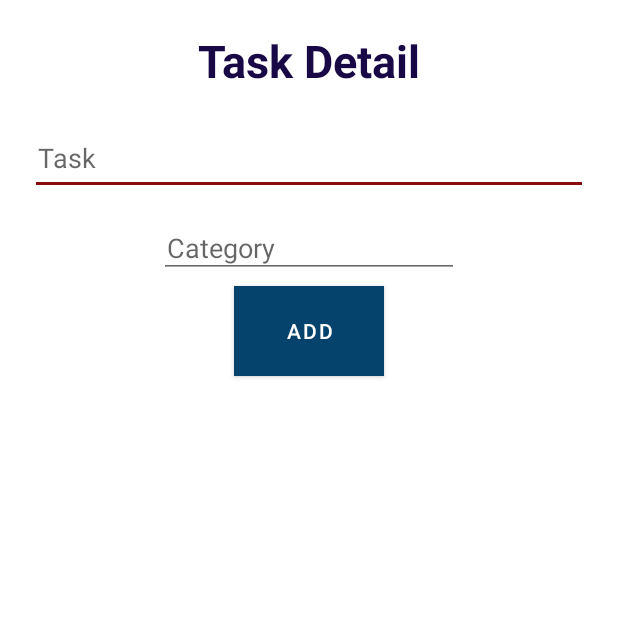
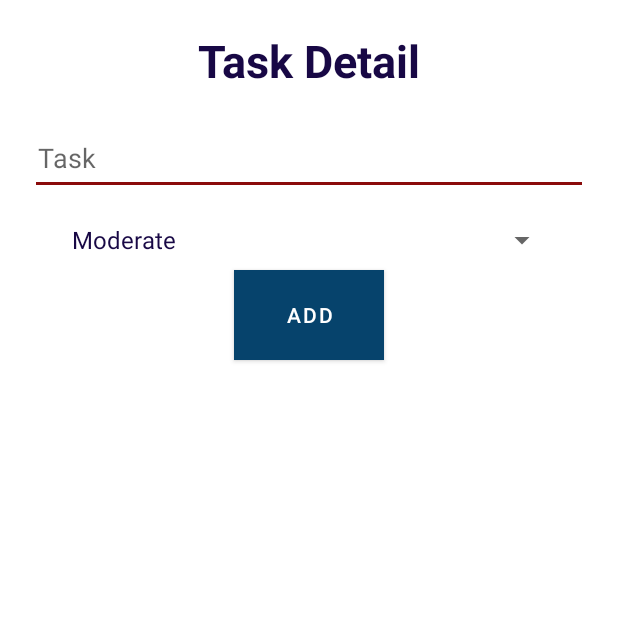
Before and after one commit to SudarshanDevkota/PeakProductive, an Android app: the EditTaskDetailsActivity screen opened directly, with no data from a screen before it, on a phone screen of 412 x 824 dp, the top half of it. Run offline under Robolectric (Android 15) with nearby library versions, the phone set to English and light mode, and no system bars; our stand-ins replace Room's generated code; Roboto replaces fonts that are not available here; 1 statement that could not run was skipped.

Commit message:
spinner addded
	- removed category from the task_view_model
	- set priority to database Please enter the commit message for your changes. Lines starting

```diff
--- a/app/src/main/java/com/example/peakproductive/EditTaskDetailsActivity.java
+++ b/app/src/main/java/com/example/peakproductive/EditTaskDetailsActivity.java
@@ -4,8 +4,11 @@ import androidx.appcompat.app.AppCompatActivity;
 import android.os.Bundle;
 import android.util.Log;
 import android.view.View;
+import android.widget.AdapterView;
+import android.widget.ArrayAdapter;
 import android.widget.Button;
 import android.widget.EditText;
+import android.widget.Spinner;
 import android.widget.TextView;
 import android.widget.Toast;
 
@@ -16,9 +19,11 @@ import com.example.peakproductive.repo.MainRepository;
 public class EditTaskDetailsActivity extends AppCompatActivity {
     EditText titleEV;
     Button btnAdd;
+    Spinner priority;
     MainRepository repo;
     TaskModel model;
     boolean isUpdate;
+    String[] priorities;
     @Override
     protected void onCreate(Bundle savedInstanceState) {
         super.onCreate(savedInstanceState);
@@ -26,6 +31,23 @@ public class EditTaskDetailsActivity extends AppCompatActivity {
         titleEV = findViewById(R.id.edit_task_title);
         btnAdd = findViewById(R.id.btn_addUpdate_task);
         btnAdd.setOnClickListener(addResponse);
+        priority = findViewById(R.id.spinner);
+        priorities = new String[] {"High","Moderate","Low"};
+        ArrayAdapter<String> adapter= new ArrayAdapter<>(this, android.R.layout.simple_spinner_item,priorities);
+        adapter.setDropDownViewResource(R.layout.support_simple_spinner_dropdown_item);
+        priority.setAdapter(adapter);
+        priority.setSelection(1);
+        priority.setOnItemSelectedListener(new AdapterView.OnItemSelectedListener() {
+            @Override
+            public void onItemSelected(AdapterView<?> adapterView, View view, int i, long l) {
+                Toast.makeText(view.getContext(),priorities[i], Toast.LENGTH_SHORT).show();
+            }
+
+            @Override
+            public void onNothingSelected(AdapterView<?> adapterView) {
+
+            }
+        });
         repo = new MainRepository(this);
         if(getIntent().getStringExtra("type").equals("edit")){
             isUpdate = true;
@@ -51,6 +73,7 @@ public class EditTaskDetailsActivity extends AppCompatActivity {
             if(isUpdate){
                 repo.updateTask(model);
             }
+            model.setPriority(priority.getSelectedItemPosition());
             repo.addTask(model);
             finish();
         }
--- a/app/src/main/res/layout/activity_edit_task_details.xml
+++ b/app/src/main/res/layout/activity_edit_task_details.xml
@@ -32,16 +32,12 @@
             android:padding="5dp"
             android:scrollbars="vertical" />
 
-        <EditText
-            android:id="@+id/edit_tasCategory"
-            android:layout_width="200dp"
+        <Spinner
+            android:id="@+id/spinner"
+            android:layout_width="match_parent"
             android:layout_height="40dp"
-            android:layout_gravity="center"
-            android:layout_margin="5dp"
-            android:ems="10"
-            android:hint="Category"
-            android:inputType="textPersonName"
-            android:padding="5dp" />
+            android:layout_marginEnd="30dp"
+            android:layout_marginStart="30dp"/>
 
         <Button
             android:id="@+id/btn_addUpdate_task"
```
Also changed, not shown: app/src/main/res/layout/task_view_model.xml (+0 -9 lines).
